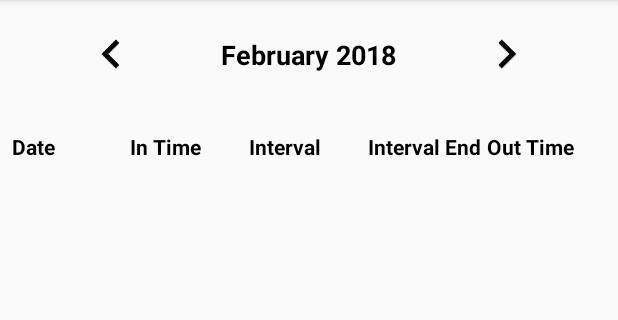
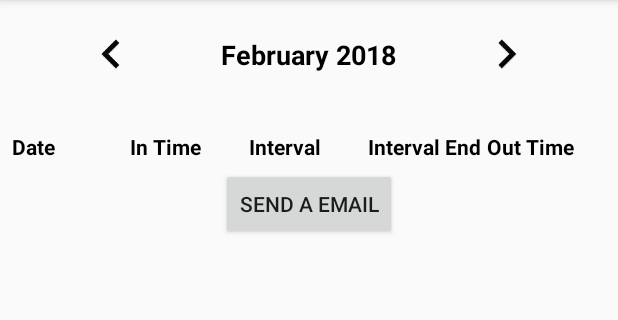
Before and after one commit to issuran/LogWorktime, an Android app: the ListLoggedWorktime screen opened directly, with no data from a screen before it, on a phone screen of 412 x 824 dp, the part 84-404 px from its top. Run offline under Robolectric (Android 15) with nearby library versions, the phone set to English and light mode, and no system bars; our stand-ins replace Firebase (no records; nobody signed in at launch, a user with empty details on screens opened directly); libraries missing offline, so code that uses them is left out: com.firebase.ui.

Commit message:
Send email with logged work time

```diff
--- a/app/src/main/java/br/com/optimizer7/logworktime/ListLoggedWorktime.kt
+++ b/app/src/main/java/br/com/optimizer7/logworktime/ListLoggedWorktime.kt
@@ -7,14 +7,17 @@ import android.support.v7.app.AppCompatActivity
 import android.support.v7.widget.LinearLayoutManager
 import android.support.v7.widget.RecyclerView
 import android.support.v7.widget.Toolbar
+import android.text.Html
 import android.view.Menu
 import android.view.MenuItem
 import android.view.View
+import android.widget.Button
 import android.widget.ImageView
 import android.widget.TextView
 import br.com.optimizer7.logworktime.Model.Worktime
 import com.firebase.ui.auth.AuthUI
 import com.google.firebase.auth.FirebaseAuth
+import com.google.firebase.auth.FirebaseUser
 import com.google.firebase.database.*
 import java.text.SimpleDateFormat
 import java.util.*
@@ -36,12 +39,13 @@ class ListLoggedWorktime : AppCompatActivity() {
     private var monthSelected = 0
     private var yearSelected = 0
     private val mLogWorktimeRef = mRootRef.child("logworktimes")
-    private lateinit var currentUser: FirebaseAuth
+    private var currentUser: FirebaseUser? = null
     private var cal = Calendar.getInstance()
     private val monthSimpleDateFormat = SimpleDateFormat("MMMM", getCurrentLocale())
     private var txtSelectedMonth: TextView? = null
     private var previousMonth: ImageView? = null
     private var nextMonth: ImageView? = null
+    private var sendEmail: Button? = null
 
     override fun onCreate(savedInstanceState: Bundle?) {
         super.onCreate(savedInstanceState)
@@ -67,7 +71,7 @@ class ListLoggedWorktime : AppCompatActivity() {
         myToolbar.inflateMenu(R.menu.list_main_menu)
 
         // Check if user is signed in (non-null) and update UI accordingly.
-        currentUser = FirebaseAuth.getInstance()
+        currentUser = FirebaseAuth.getInstance().currentUser
 
         bindViews()
 
@@ -83,6 +87,7 @@ class ListLoggedWorktime : AppCompatActivity() {
         previousMonth = findViewById(R.id.previousMonth)
         nextMonth = findViewById(R.id.nextMonth)
         txtSelectedMonth = findViewById(R.id.txtSelectedMonth)
+        sendEmail = findViewById(R.id.btSendEmail)
 
     }
 
@@ -159,6 +164,50 @@ class ListLoggedWorktime : AppCompatActivity() {
             cal.add(Calendar.MONTH, 1)
             updateDateWorktimeToLog()
         })
+
+        sendEmail!!.setOnClickListener ({
+            val intent = Intent(Intent.ACTION_SEND)
+
+            intent.type = "text/html"
+
+            intent.putExtra(Intent.EXTRA_EMAIL, arrayOf(currentUser!!.email!!))
+
+            val appName = getString(R.string.app_name)
+
+            intent.putExtra(Intent.EXTRA_SUBJECT, getString(R.string.send_email_subject_label, getString(R.string.app_name), monthSelectedText))
+
+            intent.putExtra(Intent.EXTRA_TEXT, buildBodyEmailLoggedWorkTimeSheet())
+
+            startActivity(intent)
+        })
+    }
+
+    private fun buildBodyEmailLoggedWorkTimeSheet() : String{
+
+        val stringBuilder = StringBuilder()
+
+        stringBuilder.appendln("-----------------------------------")
+        stringBuilder.appendln(monthSelectedText)
+        stringBuilder.appendln("-----------------------------------")
+
+        for(loggedWorkTime in listOfWorktime){
+            stringBuilder.appendln("")
+            stringBuilder.appendln("\t| " + loggedWorkTime.date + "\t| ")
+            stringBuilder.append("\t| " + isEmptyOrNull(loggedWorkTime.beginWorktime) + "\t| ")
+            stringBuilder.append(isEmptyOrNull(loggedWorkTime.beginLunch) + "\t| ")
+            stringBuilder.append(isEmptyOrNull(loggedWorkTime.doneLunch) + "\t| ")
+            stringBuilder.append(isEmptyOrNull(loggedWorkTime.doneWorktime) + "\t|\n")
+        }
+
+        return stringBuilder.toString()
+    }
+
+    private fun isEmptyOrNull(data: String?) : String{
+        return if(data.equals("") || data == null){
+            "     N/A     "
+        } else{
+            data
+        }
     }
 
     private fun loadLoggedWorktime(){
@@ -176,8 +225,8 @@ class ListLoggedWorktime : AppCompatActivity() {
                 mAdapter!!.notifyDataSetChanged()
 
                 dataSnapshot
-                        ?.child(currentUser.uid)
-                        ?.child(currentUser.currentUser!!.displayName)
+                        ?.child(currentUser!!.uid)
+                        ?.child(currentUser!!.displayName)
                         ?.child(yearSelectedText)
                         ?.child(monthSelectedText)
                         ?.children
--- a/app/src/main/res/layout/list_logged_worktime_activity.xml
+++ b/app/src/main/res/layout/list_logged_worktime_activity.xml
@@ -2,7 +2,7 @@
     xmlns:app="http://schemas.android.com/apk/res-auto"
     xmlns:tools="http://schemas.android.com/tools"
     android:layout_width="match_parent"
-    android:layout_height="match_parent"
+    android:layout_height="wrap_content"
     android:orientation="vertical"
     android:focusableInTouchMode="true">
 
@@ -26,11 +26,11 @@
             android:layout_height="match_parent">
 
             <LinearLayout
+                android:id="@+id/titleRecyclerView2"
                 android:layout_width="match_parent"
                 android:layout_height="wrap_content"
+                android:paddingBottom="12dp"
                 android:paddingTop="12dp"
-                android:paddingBottom="12dp"
-                android:id="@+id/titleRecyclerView2"
                 app:layout_constraintEnd_toEndOf="parent"
                 app:layout_constraintStart_toStartOf="parent">
 
@@ -87,12 +87,12 @@
                 android:layout_height="wrap_content"
                 android:orientation="horizontal"
                 app:layout_constraintTop_toBottomOf="@+id/titleRecyclerView2">
+
                 <android.support.v7.widget.RecyclerView
                     android:id="@+id/recyclerView"
                     android:layout_width="match_parent"
                     android:layout_height="wrap_content"
-                    android:layout_marginTop="16dp"
-                    >
+                    android:layout_marginTop="16dp">
 
                 </android.support.v7.widget.RecyclerView>
             </ScrollView>
@@ -101,7 +101,11 @@
 
     </ScrollView>
 
-
-
+    <Button
+        android:id="@+id/btSendEmail"
+        android:layout_gravity="center_horizontal"
+        android:layout_width="wrap_content"
+        android:layout_height="wrap_content"
+        android:text="@string/send_to_me" />
 
 </LinearLayout>
--- a/app/src/main/res/values/strings.xml
+++ b/app/src/main/res/values/strings.xml
@@ -29,4 +29,7 @@
     <string name="start_lunch_displayed_label">%1$s:%2$s:00</string>
     <string name="done_lunch_displayed_label">%1$s:%2$s:00</string>
     <string name="done_worktime_displayed_label">%1$s:%2$s:00</string>
+    <string name="send_to_me">Send a Email</string>
+
+    <string name="send_email_subject_label">%1$s - %2$s</string>
 </resources>
```
Also changed, not shown: 2 other files.
